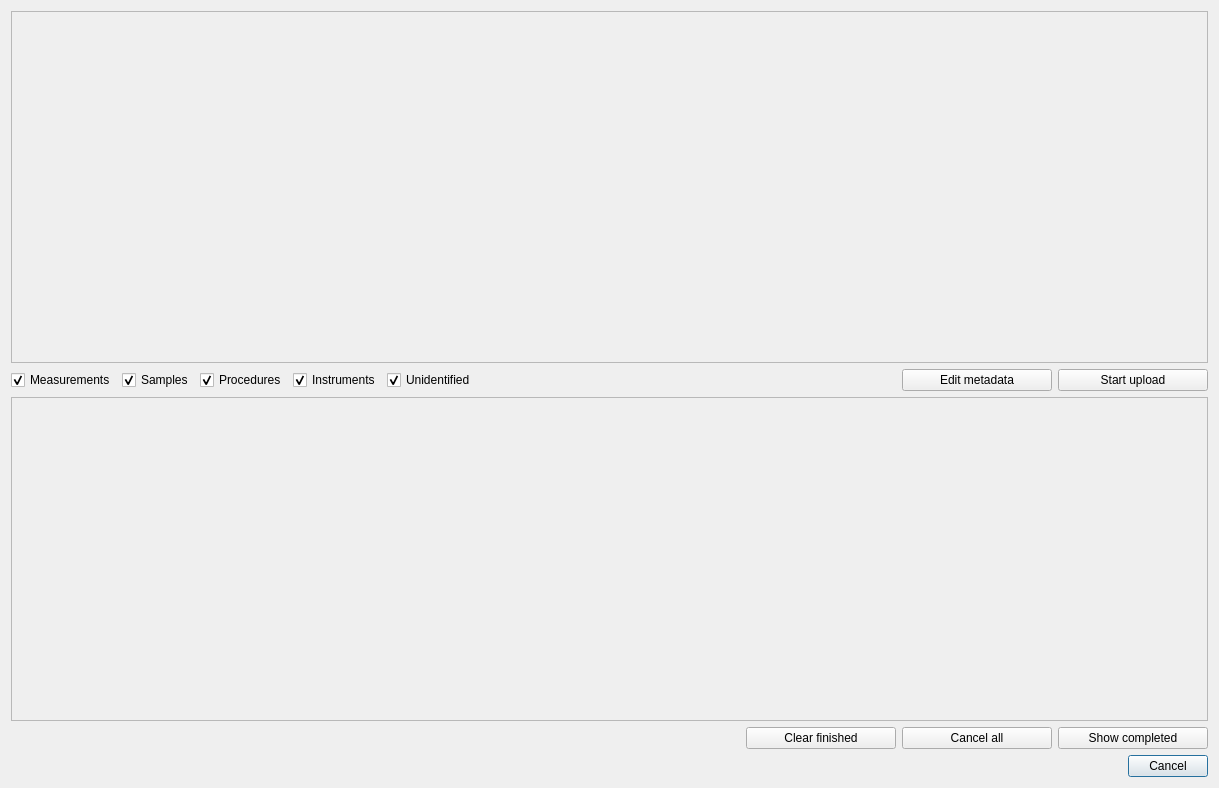
PASTA-ELN/pasta-eln, file pasta_eln/GUI/dataverse_ui/dataverse_dialog_base.ui: the form before one commit.
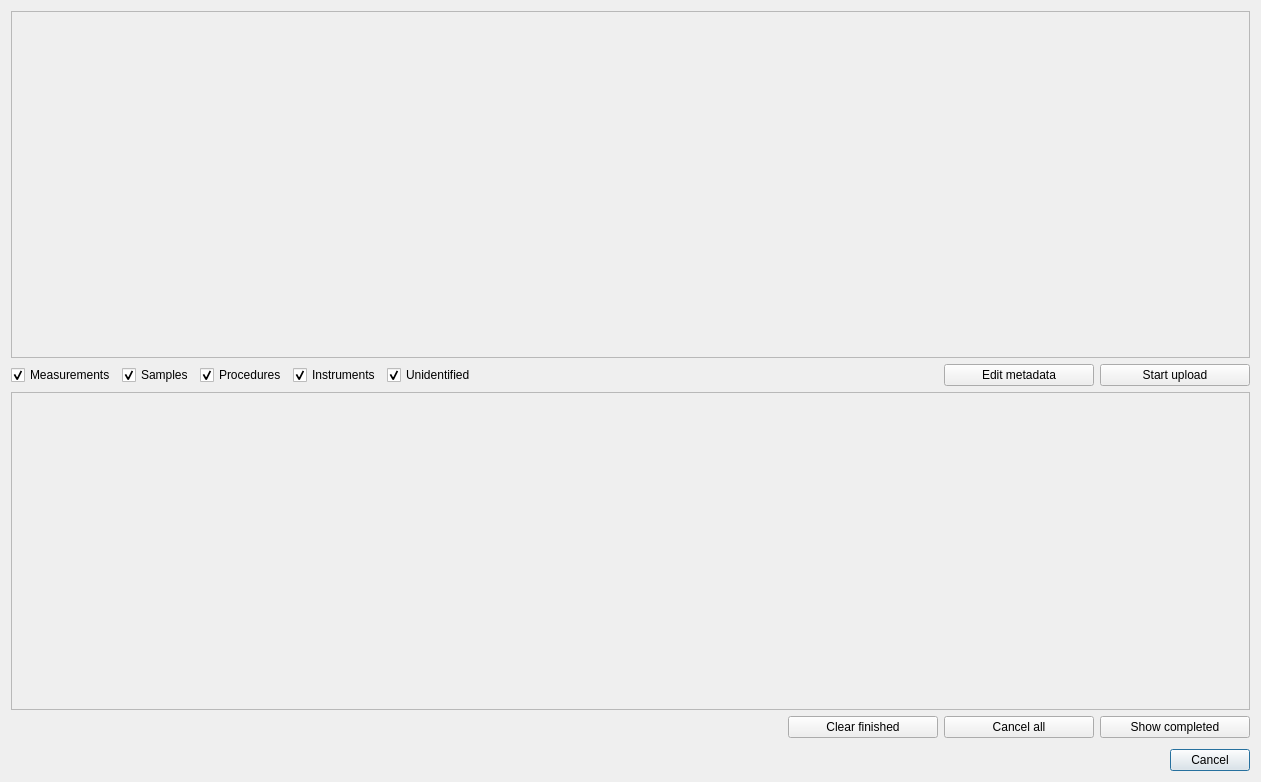
The form after the commit.

Commit message: - UI threads and GUI updates after the first feedback session.

Patch:
```diff
--- a/pasta_eln/GUI/dataverse_ui/dataverse_dialog_base.ui
+++ b/pasta_eln/GUI/dataverse_ui/dataverse_dialog_base.ui
@@ -6,8 +6,8 @@
    <rect>
     <x>0</x>
     <y>0</y>
-    <width>1219</width>
-    <height>788</height>
+    <width>1261</width>
+    <height>782</height>
    </rect>
   </property>
   <property name="windowTitle">
@@ -40,8 +40,8 @@
              <rect>
               <x>0</x>
               <y>0</y>
-              <width>1193</width>
-              <height>344</height>
+              <width>1235</width>
+              <height>336</height>
              </rect>
             </property>
             <layout class="QVBoxLayout" name="verticalLayout_3">
@@ -217,8 +217,8 @@
              <rect>
               <x>0</x>
               <y>0</y>
-              <width>1193</width>
-              <height>311</height>
+              <width>1235</width>
+              <height>302</height>
              </rect>
             </property>
             <layout class="QVBoxLayout" name="verticalLayout">
@@ -300,6 +300,22 @@
      </item>
     </layout>
    </item>
+   <item row="1" column="0">
+    <spacer name="verticalSpacer">
+     <property name="orientation">
+      <enum>Qt::Vertical</enum>
+     </property>
+     <property name="sizeType">
+      <enum>QSizePolicy::Fixed</enum>
+     </property>
+     <property name="sizeHint" stdset="0">
+      <size>
+       <width>20</width>
+       <height>5</height>
+      </size>
+     </property>
+    </spacer>
+   </item>
   </layout>
  </widget>
  <resources/>
```
The commit also changes 1 other file.
